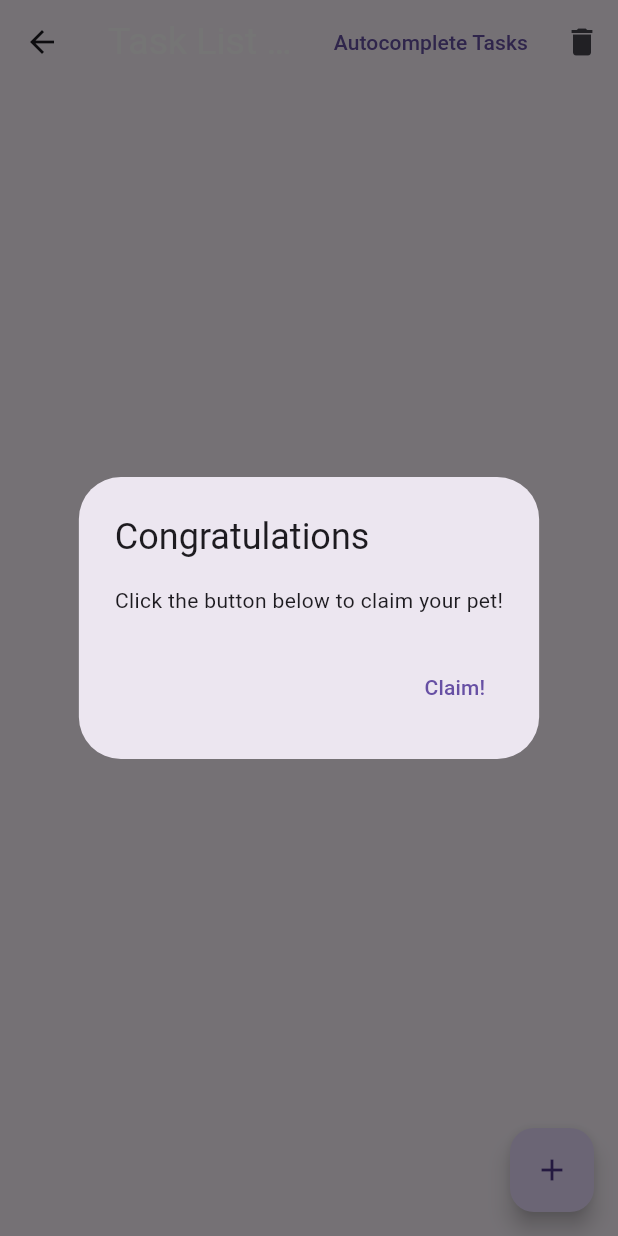
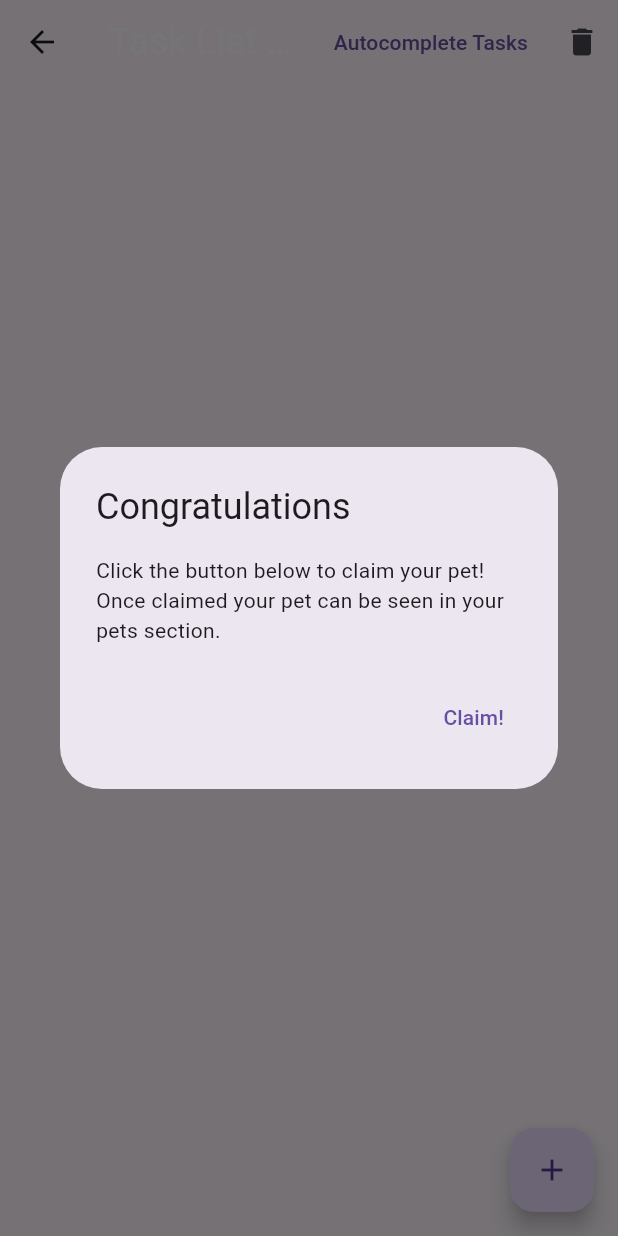
Before and after one commit to CSCI4100U/mobile-group-project-2023-ksommm, a Flutter app: the screen it shows after launch, item 3 of the bottom bar chosen, after a tap on "Autocomplete Tasks", on a phone screen of 412 x 824 dp. Run offline on Flutter 3.47's test engine with Material 3 defaults, Android fonts, the phone set to English and light mode, and no system bars; our stand-ins replace animate_do, cloud_firestore, firebase_auth, firebase_core, geolocator, google_fonts and 3 more; missing offline and left inert: duration_picker; accounts and stored records are empty; network calls fail.

Commit message:
Adding more description to the task page

```diff
--- a/lib/pages/mainTaskPage.dart
+++ b/lib/pages/mainTaskPage.dart
@@ -193,7 +193,7 @@ class _mainTaskPageState extends State<mainTaskPage> {
           context: context,
           builder: (context) => AlertDialog(
             title: Text("Congratulations"),
-            content: Text("Click the button below to claim your pet!"),
+            content: Text("Click the button below to claim your pet! Once claimed your pet can be seen in your pets section."),
             actions: [
               TextButton(
                   onPressed: () async {
```
